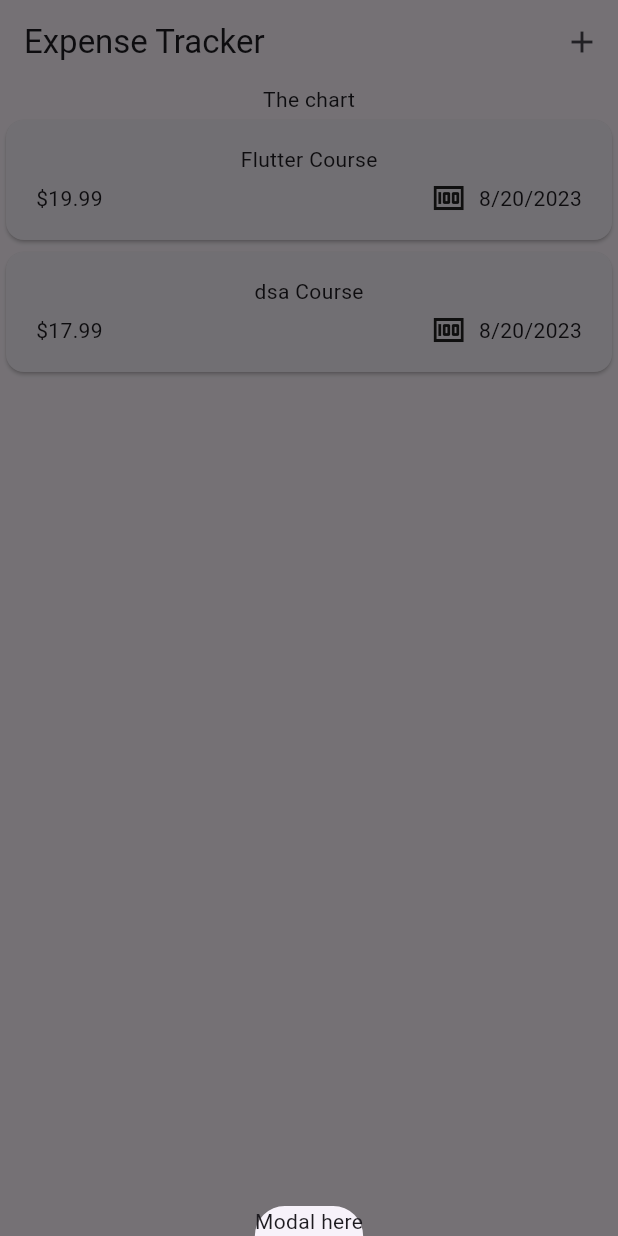
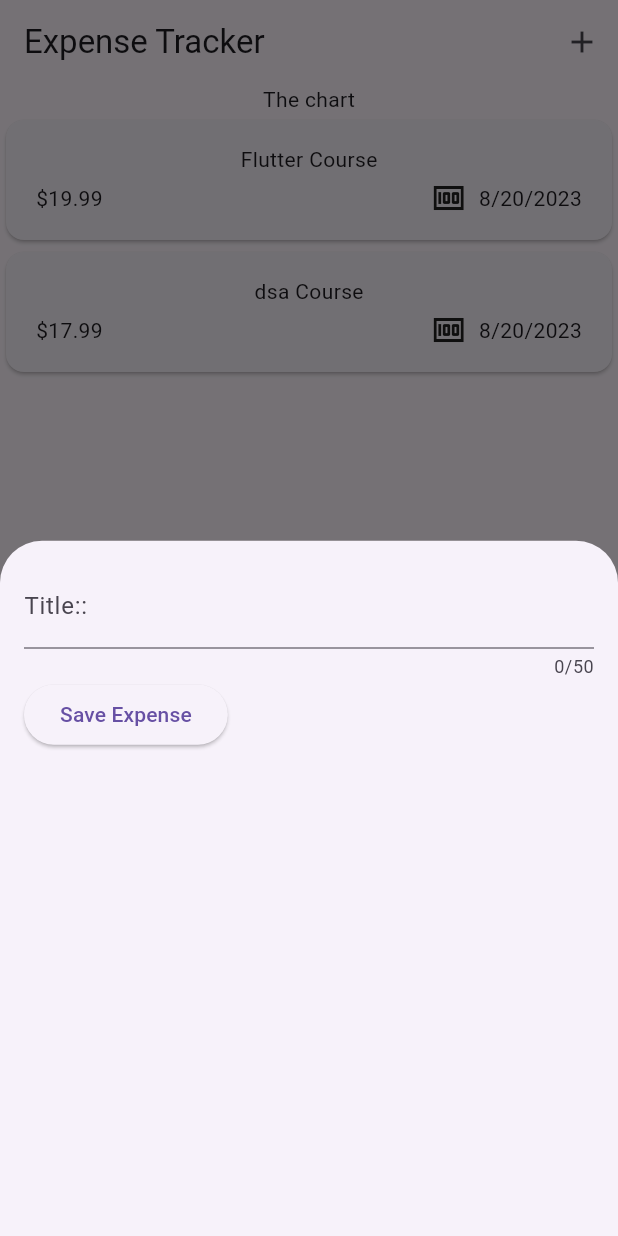
Before and after one commit to Kapil619/expense_tracker, a Flutter app: the screen it shows after launch, after a tap on the "add" icon, on a phone screen of 412 x 824 dp. Run offline on Flutter 3.47's test engine with Material 2 defaults, Android fonts, the phone set to English and light mode, and no system bars.

Commit message:
Updated the modal with a Inputfield & Button

```diff
--- a/lib/widgets/expenses.dart
+++ b/lib/widgets/expenses.dart
@@ -1,4 +1,5 @@
 import 'package:expense_tracker/models/expense.dart';
+import 'package:expense_tracker/widgets/new_expense.dart';
 import 'package:flutter/material.dart';
 
 import 'expenses_list/expenses_list.dart';
@@ -29,7 +30,7 @@ class _ExpensesState extends State<Expenses> {
 
   void _openAddExpenseOverlay() {
     showModalBottomSheet(
-        context: context, builder: (ctx) => const Text('Modal here'));
+        context: context, builder: (ctx) => const NewExpense());
   }
 
   @override
--- /dev/null
+++ b/lib/widgets/new_expense.dart
@@ -0,0 +1,43 @@
+import 'package:flutter/material.dart';
+
+class NewExpense extends StatefulWidget {
+  const NewExpense({super.key});
+  @override
+  State<NewExpense> createState() {
+    return _NewExpenseState();
+  }
+}
+
+class _NewExpenseState extends State<NewExpense> {
+  var _enteredTitle = '';
+  void _saveTitleInput(String inputValue) {
+    _enteredTitle = inputValue;
+  }
+
+  @override
+  Widget build(BuildContext context) {
+    return Padding(
+      padding: const EdgeInsets.all(16),
+      child: Column(
+        children: [
+          TextField(
+            onChanged: _saveTitleInput,
+            maxLength: 50,
+            decoration: const InputDecoration(
+              label: Text('Title::'),
+            ),
+          ),
+          Row(
+            children: [
+              ElevatedButton(
+                  onPressed: () {
+                    print(_enteredTitle);
+                  },
+                  child: const Text('Save Expense'))
+            ],
+          )
+        ],
+      ),
+    );
+  }
+}
```
